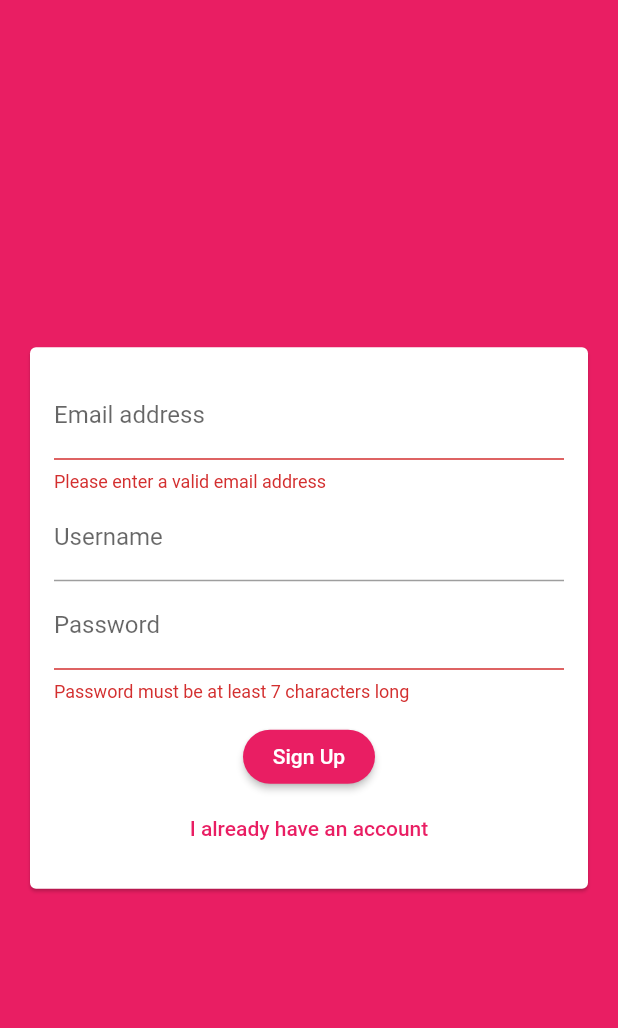
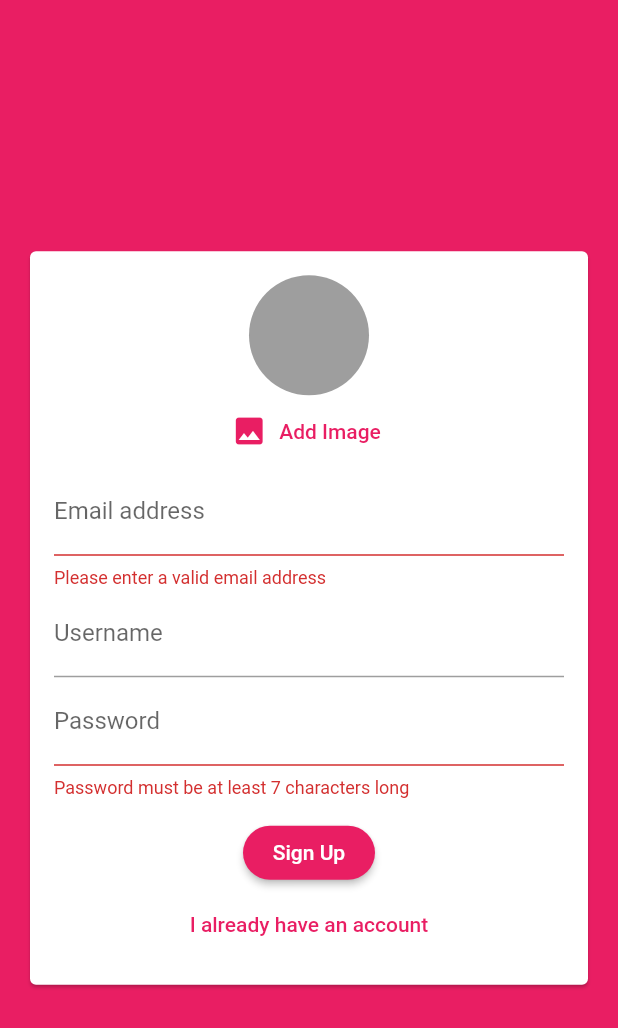
Before and after one commit to binoytv9/flutter-learning, a Flutter app: the screen it shows after launch, after a tap on "Login", after a tap on "Create new account", on a phone screen of 412 x 824 dp. Shown: the top 1028 px of the screen. Run offline on Flutter 3.47's test engine with Material 2 defaults, Android fonts, the phone set to English and light mode, and no system bars; our stand-ins replace cloud_firestore, firebase_auth, firebase_storage, google_maps_flutter, image_picker, location and 2 more; accounts and stored records are empty.

Commit message:
profile pic upload, on messages

```diff
--- a/chat_app/lib/screens/auth_screen.dart
+++ b/chat_app/lib/screens/auth_screen.dart
@@ -1,5 +1,8 @@
+import 'dart:io';
+
 import 'package:cloud_firestore/cloud_firestore.dart';
 import 'package:firebase_auth/firebase_auth.dart';
+import 'package:firebase_storage/firebase_storage.dart';
 import 'package:flutter/material.dart';
 import 'package:flutter/services.dart';
 
@@ -18,6 +21,7 @@
     String email,
     String password,
     String username,
+    File image,
     bool isLogin,
     BuildContext ctx,
   ) async {
@@ -36,6 +40,14 @@
           email: email,
           password: password,
         );
+
+        final ref = FirebaseStorage.instance
+            .ref()
+            .child('user_image')
+            .child(authResult.user.uid + '.jpg');
+        await ref.putFile(image).onComplete;
+        final url = await ref.getDownloadURL();
+
         await Firestore.instance
             .collection('users')
             .document(authResult.user.uid)
@@ -43,6 +55,7 @@
           {
             'username': username,
             'email': email,
+            'image_url': url,
           },
         );
       }
--- a/chat_app/lib/widgets/auth/auth_form.dart
+++ b/chat_app/lib/widgets/auth/auth_form.dart
@@ -1,10 +1,15 @@
+import 'dart:io';
+
 import 'package:flutter/material.dart';
+
+import '../pickers/user_image_picker.dart';
 
 class AuthForm extends StatefulWidget {
   final void Function(
     String email,
     String password,
     String username,
+    File image,
     bool isLogin,
     BuildContext ctx,
   ) submitFn;
@@ -25,10 +30,24 @@
   var _userEmail = '';
   var _userName = '';
   var _userPassword = '';
+  File _userImageFile;
 
   void _trySubmit() {
     final isValid = _formKey.currentState.validate();
     FocusScope.of(context).unfocus();
+
+    if (!_isLogin && _userImageFile == null) {
+      Scaffold.of(context).showSnackBar(
+        SnackBar(
+          content: Text(
+            'Please pick an image',
+            textAlign: TextAlign.center,
+          ),
+          backgroundColor: Theme.of(context).errorColor,
+        ),
+      );
+      return;
+    }
 
     if (isValid) {
       _formKey.currentState.save();
@@ -36,10 +55,15 @@
         _userEmail.trim(),
         _userPassword.trim(),
         _userName.trim(),
+        _userImageFile,
         _isLogin,
         context,
       );
     }
+  }
+
+  void _pickedImage(File image) {
+    _userImageFile = image;
   }
 
   @override
@@ -59,6 +83,10 @@
               child: Column(
                 mainAxisSize: MainAxisSize.min,
                 children: <Widget>[
+                  if (!_isLogin)
+                    UserImagePicker(
+                      _pickedImage,
+                    ),
                   TextFormField(
                     key: ValueKey('email'),
                     validator: (value) {
@@ -77,7 +105,7 @@
                   ),
                   if (!_isLogin)
                     TextFormField(
-                      key: ValueKey('usename'),
+                      key: ValueKey('username'),
                       validator: (value) {
                         if (value.isEmpty || value.length < 4) {
                           return 'Please enter at least 4 characters';
--- a/chat_app/lib/widgets/chat/messages.dart
+++ b/chat_app/lib/widgets/chat/messages.dart
@@ -38,6 +38,7 @@
               itemBuilder: (ctx, index) => MessageBubble(
                 chatDocs[index]['username'],
                 chatDocs[index]['text'],
+                chatDocs[index]['userImage'],
                 chatDocs[index]['userId'] == futureSnapshot.data.uid,
                 key: ValueKey(chatDocs[index].documentID),
               ),
--- a/chat_app/lib/widgets/chat/new_message.dart
+++ b/chat_app/lib/widgets/chat/new_message.dart
@@ -22,8 +22,10 @@
         'createdAt': Timestamp.now(),
         'userId': user.uid,
         'username': userData['username'],
+        'userImage': userData['image_url'],
       },
     );
+    _enteredMessage = '';
     _controller.clear();
   }
 
--- /dev/null
+++ b/chat_app/lib/widgets/pickers/user_image_picker.dart
@@ -0,0 +1,57 @@
+import 'dart:io';
+
+import 'package:flutter/material.dart';
+import 'package:image_picker/image_picker.dart';
+
+class UserImagePicker extends StatefulWidget {
+  final Function(File) imagePickFn;
+
+  UserImagePicker(this.imagePickFn);
+
+  @override
+  _UserImagePickerState createState() => _UserImagePickerState();
+}
+
+class _UserImagePickerState extends State<UserImagePicker> {
+  File _pickedImage;
+
+  void _pickImage() async {
+    final picker = ImagePicker();
+    final pickedFile = await picker.getImage(
+      source: ImageSource.camera,
+      imageQuality: 50,
+      maxWidth: 150,
+    );
+    setState(() {
+      _pickedImage = File(pickedFile.path);
+    });
+    widget.imagePickFn(_pickedImage);
+  }
+
+  @override
+  Widget build(BuildContext context) {
+    return Column(
+      children: <Widget>[
+        CircleAvatar(
+          radius: 40,
+          backgroundColor: Colors.grey,
+          backgroundImage: _pickedImage == null
+              ? null
+              : FileImage(
+                  _pickedImage,
+                ),
+        ),
+        FlatButton.icon(
+          textColor: Theme.of(context).primaryColor,
+          onPressed: _pickImage,
+          icon: Icon(
+            Icons.image,
+          ),
+          label: Text(
+            'Add Image',
+          ),
+        )
+      ],
+    );
+  }
+}
--- a/chat_app/pubspec.yaml
+++ b/chat_app/pubspec.yaml
@@ -25,6 +25,8 @@
     sdk: flutter
   cloud_firestore: ^0.13.7
   firebase_auth: ^0.16.1
+  image_picker: ^0.6.7+4
+  firebase_storage: ^3.1.6
 
 
 
```
Also changed, not shown: chat_app/lib/widgets/chat/message_bubble.dart (+24 -5 lines), 1 other file.
